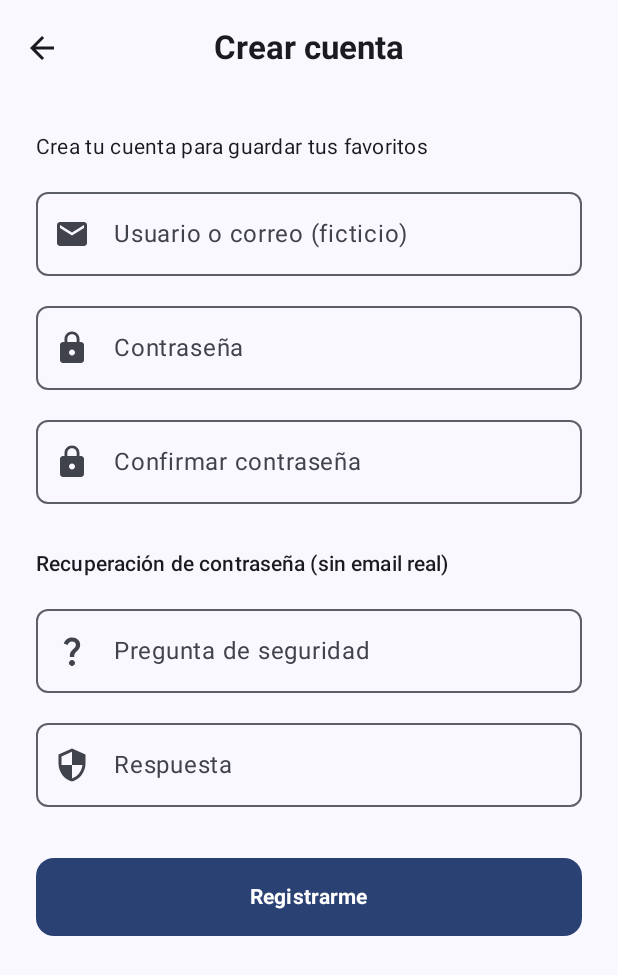
After one commit to luisprado89/LifeMusic, an Android app built with Jetpack Compose: the composable RegisterPage called with empty values, on a phone screen of 412 x 824 dp. The commit adds this screen. Shown: the top 975 px of the screen. Run offline under Robolectric (Android 15) with nearby library versions, the light colour scheme and no system bars.

Commit message:
feat(auth): crear páginas de registro y recuperación de contraseña
- Añadida RegisterPage con datos de cuenta y pregunta/respuesta de seguridad
- Añadida RecoverPasswordPage con flujo en dos estados (buscar cuenta y restablecer)
- El formulario de recuperación solo se habilita cuando la cuenta existe (isQuestionLoaded)
- Pantallas diseñadas como UI pura con callbacks, listas para MVVM, Room y Snackbar

```diff
--- a/app/src/main/java/com/luis/lifemusic/MainActivity.kt
+++ b/app/src/main/java/com/luis/lifemusic/MainActivity.kt
@@ -19,7 +19,7 @@ class MainActivity : ComponentActivity() {
         enableEdgeToEdge()
         setContent {
             LifeMusicTheme {
-                LoginPage()
+//                LoginPage()
 //                HomePage()
 //                ListPage()
 //                DetailPage ()
@@ -34,7 +34,7 @@ class MainActivity : ComponentActivity() {
 @Composable
 fun GreetingPreview() {
     LifeMusicTheme {
-                LoginPage()
+//                LoginPage()
 //        HomePage()
 //                ListPage()
 //                DetailPage ()
--- /dev/null
+++ b/app/src/main/java/com/luis/lifemusic/page/RegisterPage.kt
@@ -0,0 +1,163 @@
+package com.luis.lifemusic.page
+
+import android.content.res.Configuration
+import androidx.compose.foundation.layout.*
+import androidx.compose.foundation.shape.RoundedCornerShape
+import androidx.compose.material.icons.Icons
+import androidx.compose.material.icons.filled.Email
+import androidx.compose.material.icons.filled.Lock
+import androidx.compose.material.icons.filled.QuestionMark
+import androidx.compose.material.icons.filled.Security
+import androidx.compose.material3.*
+import androidx.compose.runtime.Composable
+import androidx.compose.ui.Modifier
+import androidx.compose.ui.text.font.FontWeight
+import androidx.compose.ui.text.input.PasswordVisualTransformation
+import androidx.compose.ui.tooling.preview.Preview
+import androidx.compose.ui.unit.dp
+import com.luis.lifemusic.component.MainScaffold
+import com.luis.lifemusic.ui.theme.LifeMusicTheme
+
+@OptIn(ExperimentalMaterial3Api::class)
+@Composable
+fun RegisterPage(
+    username: String,
+    password: String,
+    confirmPassword: String,
+    securityQuestion: String,
+    securityAnswer: String,
+    onUsernameChange: (String) -> Unit,
+    onPasswordChange: (String) -> Unit,
+    onConfirmPasswordChange: (String) -> Unit,
+    onSecurityQuestionChange: (String) -> Unit,
+    onSecurityAnswerChange: (String) -> Unit,
+    onRegisterClick: () -> Unit = {},
+    onBackClick: () -> Unit = {}
+) {
+    MainScaffold(
+        title = "Crear cuenta",
+        onBackClick = onBackClick
+    ) { padding ->
+        Column(
+            modifier = Modifier
+                .fillMaxSize()
+                .padding(padding)
+                .padding(24.dp),
+            verticalArrangement = Arrangement.spacedBy(12.dp)
+        ) {
+
+            Text(
+                text = "Crea tu cuenta para guardar tus favoritos",
+                style = MaterialTheme.typography.bodyMedium
+            )
+
+            OutlinedTextField(
+                value = username,
+                onValueChange = onUsernameChange,
+                label = { Text("Usuario o correo (ficticio)") },
+                leadingIcon = { Icon(Icons.Default.Email, contentDescription = null) },
+                singleLine = true,
+                shape = RoundedCornerShape(8.dp),
+                modifier = Modifier.fillMaxWidth()
+            )
+
+            OutlinedTextField(
+                value = password,
+                onValueChange = onPasswordChange,
+                label = { Text("Contraseña") },
+                leadingIcon = { Icon(Icons.Default.Lock, contentDescription = null) },
+                singleLine = true,
+                visualTransformation = PasswordVisualTransformation(),
+                shape = RoundedCornerShape(8.dp),
+                modifier = Modifier.fillMaxWidth()
+            )
+
+            OutlinedTextField(
+                value = confirmPassword,
+                onValueChange = onConfirmPasswordChange,
+                label = { Text("Confirmar contraseña") },
+                leadingIcon = { Icon(Icons.Default.Lock, contentDescription = null) },
+                singleLine = true,
+                visualTransformation = PasswordVisualTransformation(),
+                shape = RoundedCornerShape(8.dp),
+                modifier = Modifier.fillMaxWidth()
+            )
+
+            Spacer(modifier = Modifier.height(6.dp))
+
+            Text(
+                text = "Recuperación de contraseña (sin email real)",
+                style = MaterialTheme.typography.titleSmall,
+                fontWeight = FontWeight.SemiBold
+            )
+
+            OutlinedTextField(
+                value = securityQuestion,
+                onValueChange = onSecurityQuestionChange,
+                label = { Text("Pregunta de seguridad") },
+                leadingIcon = { Icon(Icons.Default.QuestionMark, contentDescription = null) },
+                shape = RoundedCornerShape(8.dp),
+                modifier = Modifier.fillMaxWidth()
+            )
+
+            OutlinedTextField(
+                value = securityAnswer,
+                onValueChange = onSecurityAnswerChange,
+                label = { Text("Respuesta") },
+                leadingIcon = { Icon(Icons.Default.Security, contentDescription = null) },
+                shape = RoundedCornerShape(8.dp),
+                modifier = Modifier.fillMaxWidth()
+            )
+
+            Spacer(modifier = Modifier.height(10.dp))
+
+            Button(
+                onClick = onRegisterClick,
+                modifier = Modifier
+                    .fillMaxWidth()
+                    .height(52.dp),
+                shape = RoundedCornerShape(12.dp)
+            ) {
+                Text("Registrarme", fontWeight = FontWeight.Bold)
+            }
+        }
+    }
+}
+
+@Preview(showBackground = true, name = "RegisterPage - Light")
+@Composable
+fun RegisterPagePreviewLight() {
+    LifeMusicTheme {
+        RegisterPage(
+            username = "",
+            password = "",
+            confirmPassword = "",
+            securityQuestion = "¿Cómo se llamaba tu primera mascota?",
+            securityAnswer = "",
+            onUsernameChange = {},
+            onPasswordChange = {},
+            onConfirmPasswordChange = {},
+            onSecurityQuestionChange = {},
+            onSecurityAnswerChange = {}
+        )
+    }
+}
+
+@Preview(showBackground = true, uiMode = Configuration.UI_MODE_NIGHT_YES, name = "RegisterPage - Dark")
+@Composable
+fun RegisterPagePreviewDark() {
+    LifeMusicTheme {
+        RegisterPage(
+            username = "luis@lifemusic.com",
+            password = "1234",
+            confirmPassword = "1234",
+            securityQuestion = "¿En qué ciudad naciste?",
+            securityAnswer = "Vigo",
+            onUsernameChange = {},
+            onPasswordChange = {},
+            onConfirmPasswordChange = {},
+            onSecurityQuestionChange = {},
+            onSecurityAnswerChange = {}
+        )
+    }
+}
```
Also changed, not shown: app/src/main/java/com/luis/lifemusic/page/RecoverPasswordPage.kt (added, +167 -0 lines).
